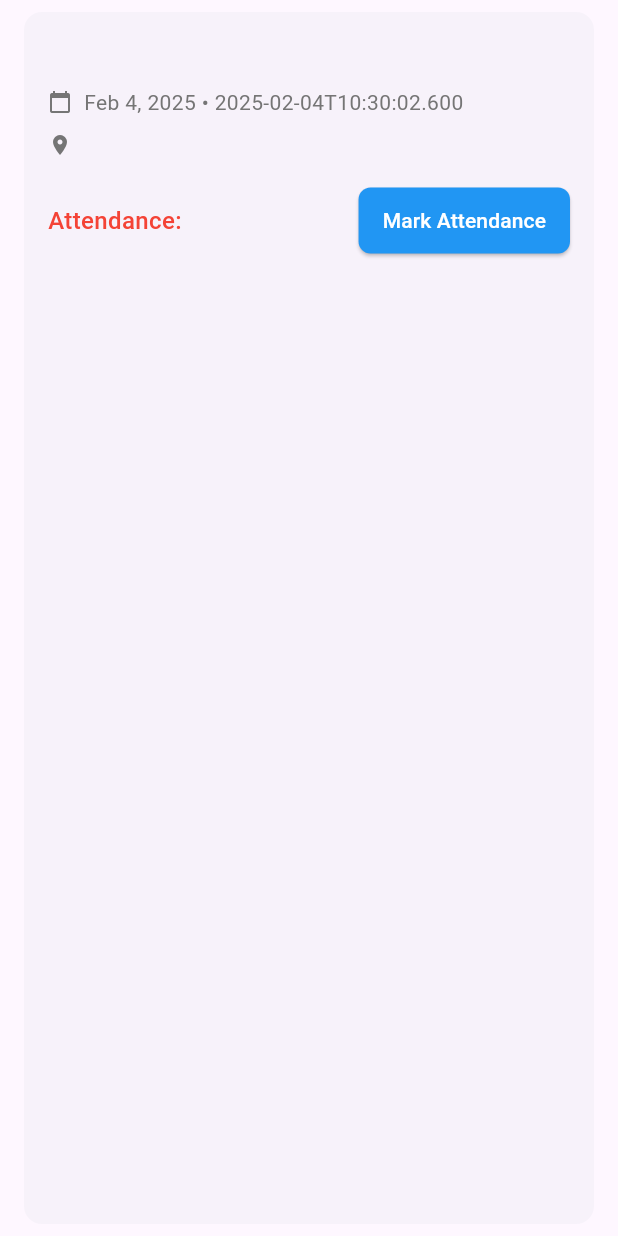
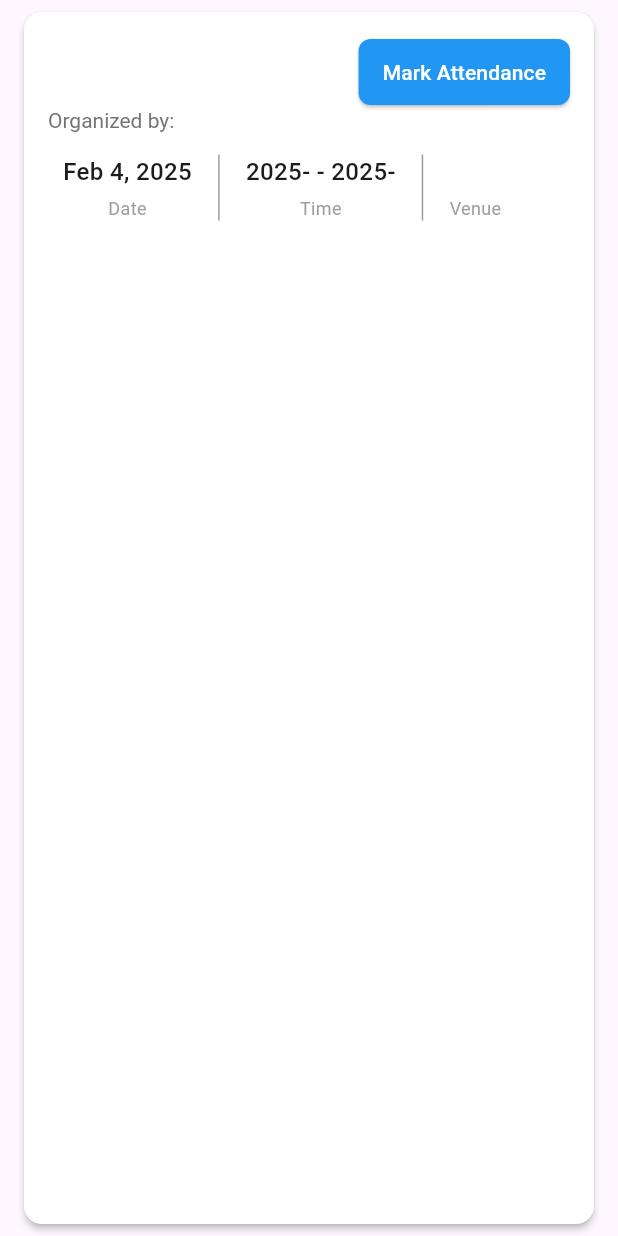
Before and after one commit to OMKAR1022/Event, a Flutter app: the RegisteredEventCard widget shown alone on an empty page, opened directly with empty values, on a phone screen of 412 x 824 dp. Run offline on Flutter 3.47's test engine with Material 3 defaults, Android fonts, the phone set to English and light mode, and no system bars; our stand-ins replace cached_network_image, connectivity_plus, firebase_core, firebase_messaging, fl_chart, flutter_local_notifications and 7 more; missing offline and left inert: excel, mobile_scanner; accounts and stored records are empty; network calls fail.

Commit message:
update the ui of myevent_page

```diff
--- a/lib/ui/screens/Student/my_events_page.dart
+++ b/lib/ui/screens/Student/my_events_page.dart
@@ -1,4 +1,5 @@
 import 'package:flutter/material.dart';
+import 'package:mit_event/utils/app_colors.dart';
 import 'package:provider/provider.dart';
 import '../../../core/providers/registered_events_provider.dart';
 import '../../widgets/registered_event_card.dart';
@@ -28,8 +29,10 @@ class _MyEventsPageState extends State<MyEventsPage> {
   @override
   Widget build(BuildContext context) {
     return Scaffold(
-      backgroundColor: Colors.grey[50],
+      backgroundColor: Colors.grey[100],
       appBar: AppBar(
+        centerTitle: false,
+
         title: Text(
           'My Events',
           style: TextStyle(
@@ -38,7 +41,7 @@ class _MyEventsPageState extends State<MyEventsPage> {
             fontWeight: FontWeight.w600,
           ),
         ),
-        backgroundColor: Colors.white,
+        backgroundColor: Colors.grey[100],
         elevation: 0,
         leading: IconButton(
           icon: Icon(Icons.arrow_back_ios, color: Colors.black87, size: 20),
--- a/lib/ui/screens/Student/student_home.dart
+++ b/lib/ui/screens/Student/student_home.dart
@@ -122,7 +122,7 @@ class _StudentHomeState extends State<StudentHome> with TickerProviderStateMixin
         ),
       ),
       child: Scaffold(
-        backgroundColor:Colors.blue[50],
+        backgroundColor:AppColors.background,
         drawer: StudentDrawer(
           studentName: widget.studentName,
           enrollmentNo: widget.enrollmentNo,
@@ -148,7 +148,7 @@ class _StudentHomeState extends State<StudentHome> with TickerProviderStateMixin
                     slivers: [
                       SliverToBoxAdapter(
                         child: Container(
-                          color: Colors.blue[50],
+                          color:AppColors.background,
                           padding: const EdgeInsets.all(16.0),
                           child: Column(
                             children: [
--- a/lib/ui/widgets/registered_event_card.dart
+++ b/lib/ui/widgets/registered_event_card.dart
@@ -1,8 +1,11 @@
 import 'package:flutter/material.dart';
+import 'package:flutter_local_notifications/flutter_local_notifications.dart';
 import 'package:intl/intl.dart';
+import 'package:mit_event/utils/app_colors.dart';
 import 'package:provider/provider.dart';
 import 'package:mobile_scanner/mobile_scanner.dart';
 import '../../core/providers/registered_events_provider.dart';
+import 'animated_status_dot.dart';
 
 class RegisteredEventCard extends StatelessWidget {
   final Map<String, dynamic> event;
@@ -18,78 +21,41 @@ class RegisteredEventCard extends StatelessWidget {
   Widget build(BuildContext context) {
     final DateTime eventDate = DateTime.parse(event['date']);
     final formattedDate = DateFormat('MMM d, yyyy').format(eventDate);
-    final formattedTime = '${event['start_time']}';
+    final formattedTime = '${event['start_time']}'.substring(0, 5);
+    final formattedendtime = '${event['end_time']}'.substring(0, 5);
+    final formattedDateTime = '$formattedDate $formattedTime';
+    final attendanceStatus = event['attendance'];
+    final isAttended = attendanceStatus == 'present';
 
     return Card(
-      elevation: 0,
+      color: AppColors.card,
+      elevation: 2, // Added elevation for a card-like appearance
       margin: EdgeInsets.symmetric(vertical: 8, horizontal: 16),
+      shape: RoundedRectangleBorder( // Rounded corners
+        borderRadius: BorderRadius.circular(12),
+      ),
       child: Padding(
         padding: const EdgeInsets.all(16),
         child: Column(
           crossAxisAlignment: CrossAxisAlignment.start,
           children: [
-            Text(
-              event['title'],
-              style: TextStyle(
-                fontSize: 18,
-                fontWeight: FontWeight.w600,
-                color: Colors.black87,
-              ),
-            ),
-            SizedBox(height: 8),
-            Row(
-              children: [
-                Icon(
-                  Icons.calendar_today,
-                  size: 16,
-                  color: Colors.grey[600],
-                ),
-                SizedBox(width: 8),
-                Text(
-                  '$formattedDate • $formattedTime',
-                  style: TextStyle(
-                    fontSize: 14,
-                    color: Colors.grey[600],
-                  ),
-                ),
-              ],
-            ),
-            if (event['venue'] != null) ...[
-              SizedBox(height: 8),
-              Row(
-                children: [
-                  Icon(
-                    Icons.location_on,
-                    size: 16,
-                    color: Colors.grey[600],
-                  ),
-                  SizedBox(width: 8),
-                  Text(
-                    event['venue'],
-                    style: TextStyle(
-                      fontSize: 14,
-                      color: Colors.grey[600],
-                    ),
-                  ),
-                ],
-              ),
-            ],
-            SizedBox(height: 16),
             Row(
               mainAxisAlignment: MainAxisAlignment.spaceBetween,
               children: [
-                Text(
-                  'Attendance: ${event['attendance']}',
+                Expanded( // Ensures title doesn't overflow
+                  child: Text(
+                    event['title'],
                     style: TextStyle(
-                    fontSize: 16,
-                    fontWeight: FontWeight.w500,
-                    color: event['attendance'] == 'present' ? Colors.green : Colors.red,
+                      fontSize: 20,
+                      fontWeight: FontWeight.w600,
+                      color: Colors.black,
+                    ),
+                    overflow: TextOverflow.ellipsis,
                   ),
                 ),
+                if (!isAttended)
                   ElevatedButton(
-                  onPressed: event['attendance'] == 'present'
-                      ? null
-                      : () => _scanQRCode(context),
+                    onPressed: () => _scanQRCode(context),
                     style: ElevatedButton.styleFrom(
                       backgroundColor: Colors.blue,
                       foregroundColor: Colors.white,
@@ -98,10 +64,112 @@ class RegisteredEventCard extends StatelessWidget {
                       ),
                       padding: EdgeInsets.symmetric(vertical: 12, horizontal: 16),
                     ),
-                  child: Text(event['attendance'] == 'present' ? 'Attended' : 'Mark Attendance'),
+                    child: Text('Mark Attendance'),
+                  )
+                else
+                  Container(
+                    padding: EdgeInsets.symmetric(horizontal: 12, vertical: 6),
+                    decoration: BoxDecoration(
+                        color:Colors.green,
+                        borderRadius: BorderRadius.circular(12),
+                        border: Border.all(
+                          color: Colors.grey[200]!,
+                          width: 1,
+                        ),
+                        boxShadow: [
+                          BoxShadow(
+                              color: Colors.black26,
+                              blurRadius: 1,
+                              offset: Offset(-1, 2)
+                          )
+                        ]
+                    ),
+                    child: Row(
+                      mainAxisSize: MainAxisSize.min,
+                      children: [
+                        AnimatedStatusDot(
+                          color: Colors.white,
+                          isActive: true,
+                        ),
+                        SizedBox(width: 6),
+                        Text(
+                          "Present",
+                          style: TextStyle(
+                            color: Colors.white,
+                            fontWeight: FontWeight.w500,
+                            fontSize: 12,
+                          ),
                         ),
                       ],
                     ),
+                  )
+
+              ],
+            ),
+            RichText(
+              text: TextSpan(
+                style: TextStyle(fontSize: 14),
+                children: [
+                  TextSpan(
+                    text: 'Organized by: ',
+                    style: TextStyle(color: Colors.grey[600]),
+                  ),
+                  TextSpan(
+                    text: '${event['club_name']}',
+                    style: TextStyle(color: Colors.blue[700], fontWeight: FontWeight.w500),
+                  ),
+                ],
+              ),
+            ),
+            SizedBox(height: 15,),
+            IntrinsicHeight( // Use IntrinsicHeight for vertical divider
+              child: Row(
+                //mainAxisAlignment: MainAxisAlignment.start, // Even spacing
+                children: [
+                  SizedBox(width: 10,),
+                  Column(
+                    children: [
+                      Text(formattedDate, style: TextStyle(fontSize: 16, fontWeight: FontWeight.w500)),
+                      SizedBox(height: 4),
+                      Text('Date', style: TextStyle(fontSize: 12, color: Colors.grey)),
+                    ],
+                  ),
+                  SizedBox(width: 10,),
+                  VerticalDivider(color: Colors.grey), // Vertical divider
+                  SizedBox(width: 10,),
+                  Column(
+                    children: [
+                      Row(
+                        children: [
+                          Text('$formattedTime ', style: TextStyle(fontSize: 16, fontWeight: FontWeight.w500)),
+                          Text('- $formattedendtime', style: TextStyle(fontSize: 16, fontWeight: FontWeight.w500)),
+                        ],
+                      ),
+                      SizedBox(height: 4),
+                      Text('Time', style: TextStyle(fontSize: 12, color: Colors.grey)),
+                    ],
+                  ),
+                  SizedBox(width: 10,),
+                  VerticalDivider(color: Colors.grey),
+                  SizedBox(width: 10,),
+                  Column(
+                    children: [
+                      Row(
+                        children: [
+                          Text(event['venue'], style: TextStyle(fontSize: 16, fontWeight: FontWeight.w500)),
+                        ],
+                      ),
+                      SizedBox(height: 4),
+                      Text('Venue', style: TextStyle(fontSize: 12, color: Colors.grey)),
+                    ],
+                  ),
+                ],
+              ),
+            ),
+            SizedBox(height: 8),
+
+
+
           ],
         ),
       ),
--- a/lib/ui/widgets/student/student_app_bar.dart
+++ b/lib/ui/widgets/student/student_app_bar.dart
@@ -36,7 +36,7 @@ class StudentAppBar extends StatelessWidget {
               crossAxisAlignment: CrossAxisAlignment.start,
               children: [
                 Text(
-                  'Hello,',
+                  'Hello 👋,',
                   style: TextStyle(
                     shadows: [
                       Shadow(
@@ -46,10 +46,12 @@ class StudentAppBar extends StatelessWidget {
                       )
                     ],
                     fontSize: 18,
-                    color: Colors.blue,
+                    color: Colors.black,
                   ),
                 ),
-                Text(
+                Padding(
+                  padding: const EdgeInsets.only(left: 10),
+                  child: Text(
                     studentName,
                     style: TextStyle(
                       shadows: [
@@ -60,8 +62,9 @@ class StudentAppBar extends StatelessWidget {
                         )
                       ],
                       fontSize: 24,
-                    fontWeight: FontWeight.bold,
-                    color: Colors.blue,
+                      fontWeight: FontWeight.normal,
+                      color: Colors.black,
+                    ),
                   ),
                 ),
               ],
--- a/lib/ui/widgets/student/student_drawer.dart
+++ b/lib/ui/widgets/student/student_drawer.dart
@@ -39,14 +39,7 @@ class StudentDrawer extends StatelessWidget {
                   children: [
                     _buildHeader(),
                     SizedBox(height: ScreenSize.height(context,20)),
-                    _buildMenuItem(
-                      icon: Icons.person_outline,
-                      title: 'My Profile',
-                      onTap: () {
-                        // TODO: Navigate to profile page
-                        Navigator.pop(context);
-                      },
-                    ),
+
                     _buildMenuItem(
                       icon: Icons.event_outlined,
                       title: 'My Events',
@@ -71,7 +64,7 @@ class StudentDrawer extends StatelessWidget {
                     ),
                     _buildMenuItem(
                       icon: Icons.settings_outlined,
-                      title: 'Settings',
+                      title: 'Change Email',
                       onTap: () {
                         // TODO: Navigate to settings page
                         Navigator.pop(context);
--- a/lib/utils/app_colors.dart
+++ b/lib/utils/app_colors.dart
@@ -1,7 +1,7 @@
 import 'package:flutter/material.dart';
 
 class AppColors {
-  static const Color background = Color(0xffE9EBEA);
+  static late final Color background = Colors.grey[100]!;
   static const Color card = Color(0xffffffff);
   static late final Color filter_Chip = Colors.blue[100]!;
 
```
Lines whose indentation alone changed are shown as unchanged.
